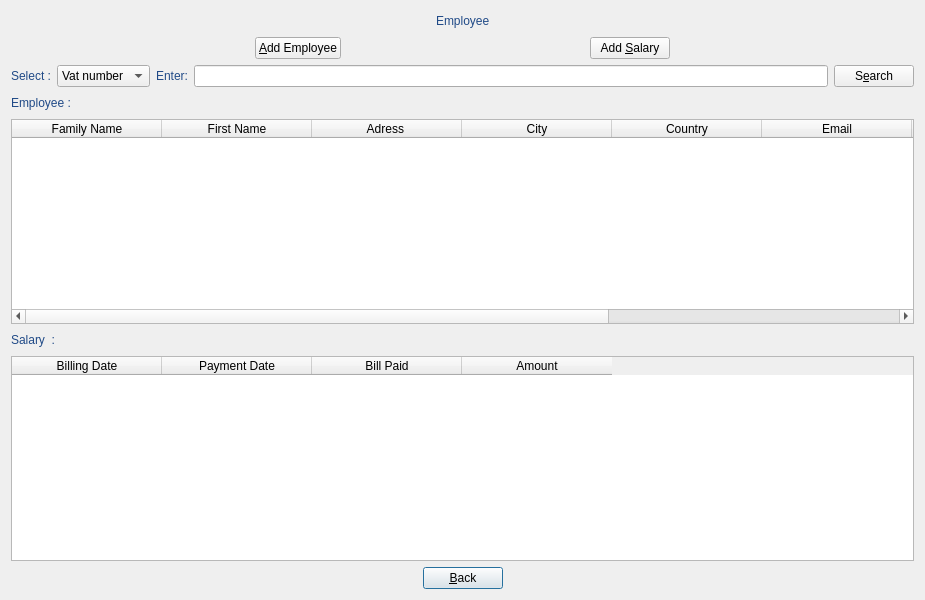
This is manageBill/dialogemployee.ui in JMainard/manageBill as Qt 5 draws it before an edit. The edited form follows.
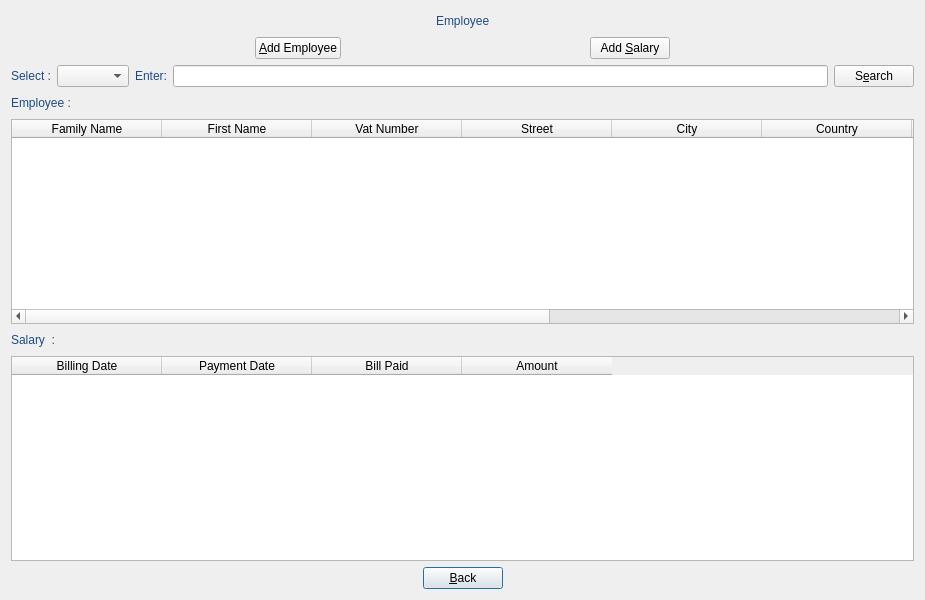
This is the edited form. Icons and pictures are not drawn.

```diff
--- a/manageBill/dialogemployee.ui
+++ b/manageBill/dialogemployee.ui
@@ -53,7 +53,12 @@
      </column>
      <column>
       <property name="text">
-       <string>Adress </string>
+       <string>Vat Number</string>
+      </property>
+     </column>
+     <column>
+      <property name="text">
+       <string>Street</string>
       </property>
      </column>
      <column>
@@ -66,6 +71,11 @@
        <string>Country</string>
       </property>
      </column>
+     <column>
+      <property name="text">
+       <string>Post Code</string>
+      </property>
+     </column>
      <column>
       <property name="text">
        <string>Email</string>
@@ -76,11 +86,6 @@
        <string>Doy Number</string>
       </property>
      </column>
-     <column>
-      <property name="text">
-       <string>Vat Number</string>
-      </property>
-     </column>
      <column>
       <property name="text">
        <string>Mobile</string>
@@ -221,18 +226,7 @@
       </widget>
      </item>
      <item row="0" column="1">
-      <widget class="QComboBox" name="comboBox">
-       <item>
-        <property name="text">
-         <string>Vat number</string>
-        </property>
-       </item>
-       <item>
-        <property name="text">
-         <string>Name</string>
-        </property>
-       </item>
-      </widget>
+      <widget class="QComboBox" name="comboBoxSearch"/>
      </item>
      <item row="0" column="2">
       <widget class="QLabel" name="labelEnter">
```
Left out of the diff: 2 changed lines with no effect on the pictures.
